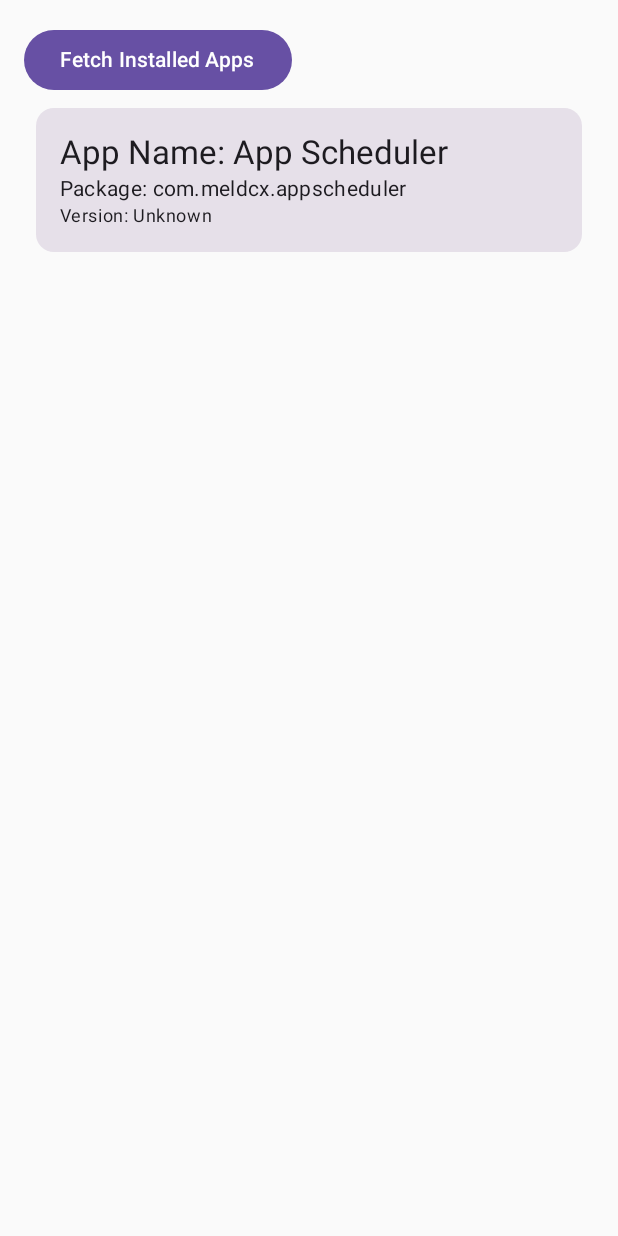
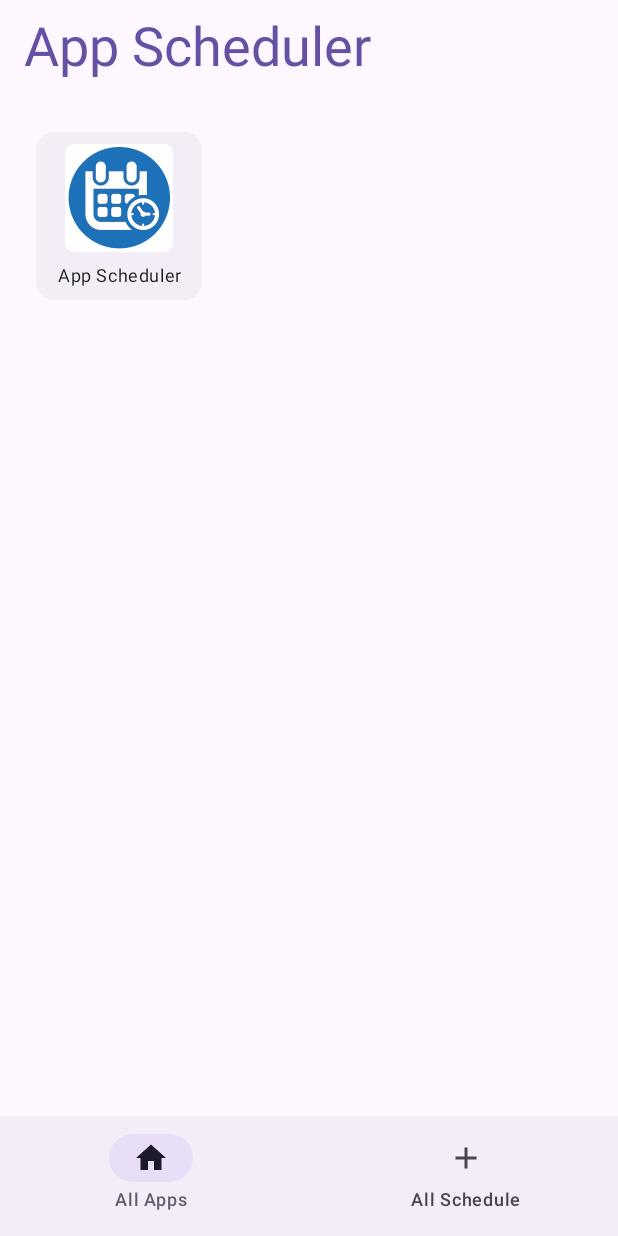
Before and after one commit to asadullah012/appscheduler, an Android app built with Jetpack Compose: the screen it shows after launch (MainActivity), on a phone screen of 412 x 824 dp. Run offline under Robolectric (Android 15) with nearby library versions, the phone set to English and light mode, and no system bars; our stand-ins replace Room's generated code.

Commit message:
added bottom navigation and updated all app screen

```diff
--- a/app/build.gradle.kts
+++ b/app/build.gradle.kts
@@ -50,6 +50,7 @@ dependencies {
     implementation(libs.androidx.ui.graphics)
     implementation(libs.androidx.ui.tooling.preview)
     implementation(libs.androidx.material3)
+    implementation(libs.androidx.navigation.compose)
 
     implementation(libs.androidx.room.runtime)
     ksp(libs.androidx.room.compiler)
--- a/app/src/main/java/com/meldcx/appscheduler/MainActivity.kt
+++ b/app/src/main/java/com/meldcx/appscheduler/MainActivity.kt
@@ -4,12 +4,13 @@ import android.os.Bundle
 import androidx.activity.ComponentActivity
 import androidx.activity.compose.setContent
 import com.meldcx.appscheduler.presentation.screen.AppListScreen
+import com.meldcx.appscheduler.presentation.screen.MainScreen
 
 class MainActivity : ComponentActivity() {
     override fun onCreate(savedInstanceState: Bundle?) {
         super.onCreate(savedInstanceState)
         setContent {
-            AppListScreen()
+            MainScreen()
         }
     }
 }
--- a/app/src/main/java/com/meldcx/appscheduler/data/local/AppDao.kt
+++ b/app/src/main/java/com/meldcx/appscheduler/data/local/AppDao.kt
@@ -14,4 +14,7 @@ interface AppDao {
 
     @Insert(onConflict = OnConflictStrategy.REPLACE)
     suspend fun insertApps(apps: List<AppEntity>)
+
+    @Query("DELETE FROM apps")
+    suspend fun deleteAllApps()
 }
--- a/app/src/main/java/com/meldcx/appscheduler/data/local/SystemAppDataSource.kt
+++ b/app/src/main/java/com/meldcx/appscheduler/data/local/SystemAppDataSource.kt
@@ -1,5 +1,6 @@
 package com.meldcx.appscheduler.data.local
 
+import android.content.Intent
 import android.content.pm.PackageManager
 import com.meldcx.appscheduler.data.model.AppEntity
 
@@ -16,4 +17,17 @@ class SystemAppDataSource(
             )
         }
     }
+
+    fun fetchLauncherInstalledApps(): List<AppEntity> {
+        val intent = Intent(Intent.ACTION_MAIN)
+        intent.addCategory(Intent.CATEGORY_LAUNCHER)
+        val resolveInfo = packageManager.queryIntentActivities(intent, 0)
+        return resolveInfo.map {
+            AppEntity(
+                packageName = it.activityInfo.packageName,
+                appName = it.loadLabel(packageManager).toString(),
+                versionName = "Unknown"
+            )
+        }
+    }
 }
--- /dev/null
+++ b/app/src/main/java/com/meldcx/appscheduler/data/model/ScheduleEntity.kt
@@ -0,0 +1,12 @@
+package com.meldcx.appscheduler.data.model
+
+import androidx.room.Entity
+import androidx.room.PrimaryKey
+
+@Entity(tableName = "schedule")
+data class ScheduleEntity(
+    @PrimaryKey val scheduleId: Long,
+    val packageName: String,
+    val scheduledTime: Long,
+    val status: String
+)
--- a/app/src/main/java/com/meldcx/appscheduler/data/repository/AppRepositoryImpl.kt
+++ b/app/src/main/java/com/meldcx/appscheduler/data/repository/AppRepositoryImpl.kt
@@ -14,7 +14,7 @@ class AppRepositoryImpl(private val systemAppDataSource: SystemAppDataSource,
                         private val dao: AppDao) : AppRepository {
     override fun getInstalledApps(): Flow<List<AppInfo>> {
         return dao.getApps().onStart {
-                val installedApps = systemAppDataSource.fetchInstalledApps()
+                val installedApps = systemAppDataSource.fetchLauncherInstalledApps()
                 dao.insertApps(installedApps)
             }.map { entities -> entities.map { it.toDomain() } }
     }
@@ -24,7 +24,8 @@ class AppRepositoryImpl(private val systemAppDataSource: SystemAppDataSource,
     }
 
     override suspend fun syncInstalledApp() {
-        val installedApps = systemAppDataSource.fetchInstalledApps()
+        val installedApps = systemAppDataSource.fetchLauncherInstalledApps()
+        dao.deleteAllApps()
         dao.insertApps(installedApps)
     }
 }
--- /dev/null
+++ b/app/src/main/java/com/meldcx/appscheduler/presentation/navigation/AppNavHost.kt
@@ -0,0 +1,30 @@
+package com.meldcx.appscheduler.presentation.navigation
+
+import androidx.compose.runtime.Composable
+import androidx.compose.ui.Modifier
+import androidx.navigation.NavHostController
+import androidx.navigation.compose.NavHost
+import androidx.navigation.compose.composable
+import com.meldcx.appscheduler.presentation.screen.AppListScreen
+import com.meldcx.appscheduler.presentation.screen.AppScheduleScreen
+
+@Composable
+fun AppNavHost(
+    navController: NavHostController,
+    modifier: Modifier = Modifier,
+) {
+    NavHost(
+        navController = navController,
+        startDestination = "all_app",
+        modifier = modifier
+    ) {
+        composable("all_app") {
+            AppListScreen()
+        }
+        composable(
+            route = "all_schedule"
+        ) {
+            AppScheduleScreen()
+        }
+    }
+}
--- /dev/null
+++ b/app/src/main/java/com/meldcx/appscheduler/presentation/navigation/BottomNavigationBar.kt
@@ -0,0 +1,42 @@
+package com.meldcx.appscheduler.presentation.navigation
+
+import androidx.compose.material.icons.Icons
+import androidx.compose.material.icons.filled.Add
+import androidx.compose.material.icons.filled.Home
+import androidx.compose.material3.Icon
+import androidx.compose.material3.NavigationBar
+import androidx.compose.material3.NavigationBarItem
+import androidx.compose.material3.Text
+import androidx.compose.runtime.Composable
+import androidx.compose.ui.graphics.vector.ImageVector
+import androidx.navigation.NavController
+import androidx.navigation.compose.currentBackStackEntryAsState
+
+sealed class BottomNavItem(val route: String, val icon: ImageVector, val label: String) {
+    data object AppScreen : BottomNavItem("all_app", Icons.Default.Home, "All Apps")
+    data object ScheduleScreen : BottomNavItem("all_schedule", Icons.Default.Add, "All Schedule")
+}
+
+val bottomNavItems = listOf(BottomNavItem.AppScreen, BottomNavItem.ScheduleScreen)
+
+@Composable
+fun BottomNavigationBar(navController: NavController) {
+    val currentRoute = navController.currentBackStackEntryAsState().value?.destination?.route
+
+    NavigationBar {
+        bottomNavItems.forEach { item ->
+            NavigationBarItem(
+                icon = { Icon(item.icon, contentDescription = item.label) },
+                label = { Text(item.label) },
+                selected = currentRoute == item.route,
+                onClick = {
+                    navController.navigate(item.route) {
+                        popUpTo(navController.graph.startDestinationId) { saveState = true }
+                        launchSingleTop = true
+                        restoreState = true
+                    }
+                }
+            )
+        }
+    }
+}
--- a/app/src/main/java/com/meldcx/appscheduler/presentation/screen/AppListScreen.kt
+++ b/app/src/main/java/com/meldcx/appscheduler/presentation/screen/AppListScreen.kt
@@ -1,20 +1,41 @@
 package com.meldcx.appscheduler.presentation.screen
 
+import android.content.Context
+import android.content.pm.PackageManager
+import android.graphics.drawable.BitmapDrawable
+import androidx.appcompat.content.res.AppCompatResources
+import androidx.compose.foundation.Image
 import androidx.compose.foundation.layout.Column
 import androidx.compose.foundation.layout.fillMaxSize
 import androidx.compose.foundation.layout.fillMaxWidth
 import androidx.compose.foundation.layout.padding
+import androidx.compose.foundation.layout.size
 import androidx.compose.foundation.lazy.LazyColumn
+import androidx.compose.foundation.lazy.grid.GridCells
+import androidx.compose.foundation.lazy.grid.LazyVerticalGrid
+import androidx.compose.foundation.lazy.grid.items
 import androidx.compose.foundation.lazy.items
 import androidx.compose.material3.Button
 import androidx.compose.material3.Card
+import androidx.compose.material3.CardDefaults
 import androidx.compose.material3.MaterialTheme
+import androidx.compose.material3.OutlinedCard
 import androidx.compose.material3.Text
 import androidx.compose.runtime.Composable
 import androidx.compose.runtime.collectAsState
 import androidx.compose.runtime.getValue
+import androidx.compose.runtime.remember
+import androidx.compose.ui.Alignment
+import androidx.compose.ui.Alignment.Companion.CenterHorizontally
 import androidx.compose.ui.Modifier
+import androidx.compose.ui.graphics.ImageBitmap
+import androidx.compose.ui.graphics.asImageBitmap
+import androidx.compose.ui.platform.LocalContext
+import androidx.compose.ui.text.style.TextAlign
 import androidx.compose.ui.unit.dp
+import androidx.core.graphics.drawable.toBitmap
+import com.meldcx.appscheduler.R
+import com.meldcx.appscheduler.domain.model.AppInfo
 import com.meldcx.appscheduler.presentation.viewmodel.AppViewModel
 import org.koin.androidx.compose.koinViewModel
 
@@ -24,20 +45,54 @@ fun AppListScreen() {
     val apps by viewModel.apps.collectAsState()
 
     Column(modifier = Modifier.fillMaxSize().padding(16.dp)) {
-        Button(onClick = { viewModel.syncInstalledApps() }) {
-            Text("Fetch Installed Apps")
-        }
-
-        LazyColumn(modifier = Modifier.fillMaxSize()) {
+        LazyVerticalGrid(
+            modifier = Modifier.fillMaxSize(),
+            columns = GridCells.Adaptive(minSize = 100.dp)
+        ) {
             items(apps) { app ->
-                Card(modifier = Modifier.fillMaxWidth().padding(8.dp)) {
-                    Column(modifier = Modifier.padding(16.dp)) {
-                        Text(text = "App Name: ${app.appName}", style = MaterialTheme.typography.titleLarge)
-                        Text(text = "Package: ${app.packageName}", style = MaterialTheme.typography.bodyMedium)
-                        Text(text = "Version: ${app.versionName}", style = MaterialTheme.typography.bodySmall)
-                    }
-                }
+                InstalledAppItem(app)
             }
         }
     }
 }
+
+@Composable
+fun InstalledAppItem(app: AppInfo){
+    val context = LocalContext.current
+
+    Card(
+        modifier = Modifier.fillMaxWidth().padding(8.dp),
+        colors = CardDefaults.cardColors(
+            containerColor = MaterialTheme.colorScheme.surfaceContainer,
+        ),
+    ) {
+        Column(
+            modifier = Modifier.fillMaxSize().padding(8.dp),
+            horizontalAlignment = CenterHorizontally
+        ) {
+            Image(bitmap = getIconDrawableByPackageName(context, app.packageName), contentDescription = app.appName,
+                modifier = Modifier.size(72.dp))
+            Text(text = app.appName, style = MaterialTheme.typography.bodySmall, textAlign = TextAlign.Center,
+                modifier = Modifier.fillMaxWidth().padding(top = 8.dp)
+            )
+        }
+    }
+}
+
+@Composable
+fun getIconDrawableByPackageName(context: Context, packageName: String) : ImageBitmap {
+    val packageManager = context.packageManager
+
+    val iconDrawable = remember {
+        try {
+            packageManager.getApplicationIcon(packageName)
+        } catch (e: PackageManager.NameNotFoundException) {
+            null
+        }
+    }
+
+    if (iconDrawable != null) {
+        return iconDrawable.toBitmap().asImageBitmap()
+    }
+    return AppCompatResources.getDrawable(context, R.mipmap.ic_launcher)!!.toBitmap().asImageBitmap()
+}
--- /dev/null
+++ b/app/src/main/java/com/meldcx/appscheduler/presentation/screen/AppScheduleScreen.kt
@@ -0,0 +1,19 @@
+package com.meldcx.appscheduler.presentation.screen
+
+import androidx.compose.foundation.layout.Column
+import androidx.compose.foundation.layout.fillMaxSize
+import androidx.compose.foundation.layout.padding
+import androidx.compose.material3.Button
+import androidx.compose.material3.Text
+import androidx.compose.runtime.Composable
+import androidx.compose.ui.Modifier
+import androidx.compose.ui.unit.dp
+
+@Composable
+fun AppScheduleScreen() {
+    Column(modifier = Modifier.fillMaxSize().padding(16.dp)) {
+        Button(onClick = { }) {
+            Text("This is app schedule screen")
+        }
+    }
+}
--- /dev/null
+++ b/app/src/main/java/com/meldcx/appscheduler/presentation/screen/MainScreen.kt
@@ -0,0 +1,38 @@
+package com.meldcx.appscheduler.presentation.screen
+
+import androidx.compose.foundation.layout.Box
+import androidx.compose.foundation.layout.padding
+import androidx.compose.material3.ExperimentalMaterial3Api
+import androidx.compose.material3.MaterialTheme
+import androidx.compose.material3.Scaffold
+import androidx.compose.material3.Text
+import androidx.compose.material3.TopAppBar
+import androidx.compose.material3.TopAppBarDefaults.topAppBarColors
+import androidx.compose.runtime.Composable
+import androidx.compose.ui.Modifier
+import androidx.navigation.compose.rememberNavController
+import com.meldcx.appscheduler.presentation.navigation.AppNavHost
+import com.meldcx.appscheduler.presentation.navigation.BottomNavigationBar
+
+@OptIn(ExperimentalMaterial3Api::class)
+@Composable
+fun MainScreen() {
+    val navController = rememberNavController()
+    Scaffold(
+        topBar = {
+            TopAppBar(
+                colors = topAppBarColors(
+                    containerColor = MaterialTheme.colorScheme.background,
+                    titleContentColor = MaterialTheme.colorScheme.primary,
+                ),
+                title = {
+                    Text("App Scheduler", style = MaterialTheme.typography.displaySmall)
+                }
+            ) },
+        bottomBar = { BottomNavigationBar(navController) }
+    ) { paddingValues ->
+        Box(modifier = Modifier.padding(paddingValues)) {
+            AppNavHost(navController)
+        }
+    }
+}
--- a/gradle/libs.versions.toml
+++ b/gradle/libs.versions.toml
@@ -10,11 +10,13 @@ espressoCore = "3.6.1"
 lifecycleRuntimeKtx = "2.8.7"
 activityCompose = "1.10.1"
 composeBom = "2025.03.00"
+navigationCompose = "2.8.9"
 room = "2.6.1"
 ksp = "2.1.10-1.0.31"
 
 [libraries]
 androidx-core-ktx = { group = "androidx.core", name = "core-ktx", version.ref = "coreKtx" }
+androidx-navigation-compose = { module = "androidx.navigation:navigation-compose", version.ref = "navigationCompose" }
 androidx-room-compiler = { module = "androidx.room:room-compiler", version.ref = "room" }
 androidx-room-guava = { module = "androidx.room:room-guava", version.ref = "room" }
 androidx-room-ktx = { module = "androidx.room:room-ktx", version.ref = "room" }
```
